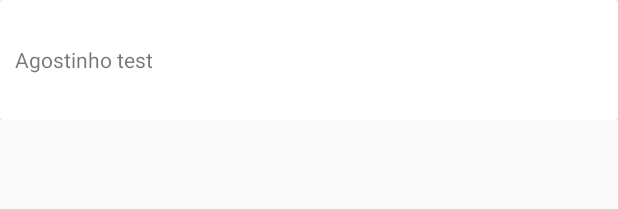
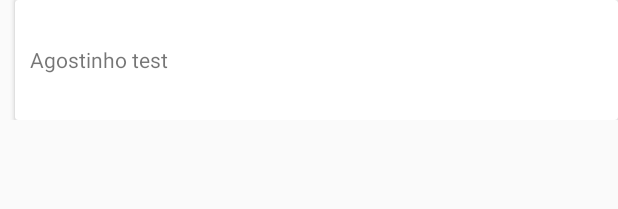
Before and after one commit to Agostinhodossantos/offline_pdfbook, an Android app: the layout topic_item.xml on its own in the app's theme, with its tools: preview values and no code run, on a phone screen of 412 x 824 dp. Shown: the top 209 px of the screen. Run offline under Robolectric (Android 15) with nearby library versions, the phone set to English and light mode, and no system bars.

Commit message:
inflater  layout

```diff
--- a/app/src/main/res/layout/topic_item.xml
+++ b/app/src/main/res/layout/topic_item.xml
@@ -6,6 +6,7 @@
     android:layout_height="80dp">
 
     <androidx.cardview.widget.CardView
+        android:layout_marginLeft="10dp"
         android:layout_width="match_parent"
         android:layout_height="match_parent">
         <TextView
```
Also changed, not shown: app/src/main/java/offline/pdf/book/adapter/CustomAdapter.java (+5 -3 lines).
